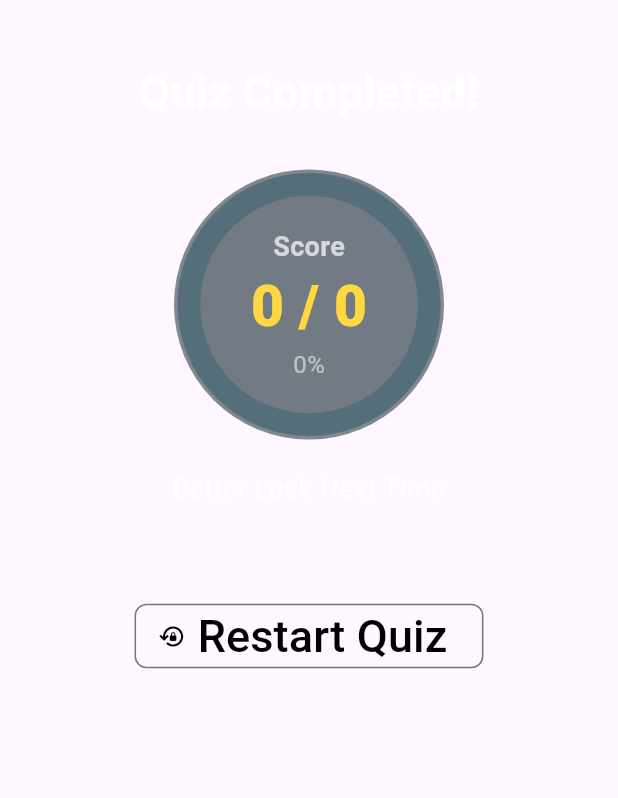
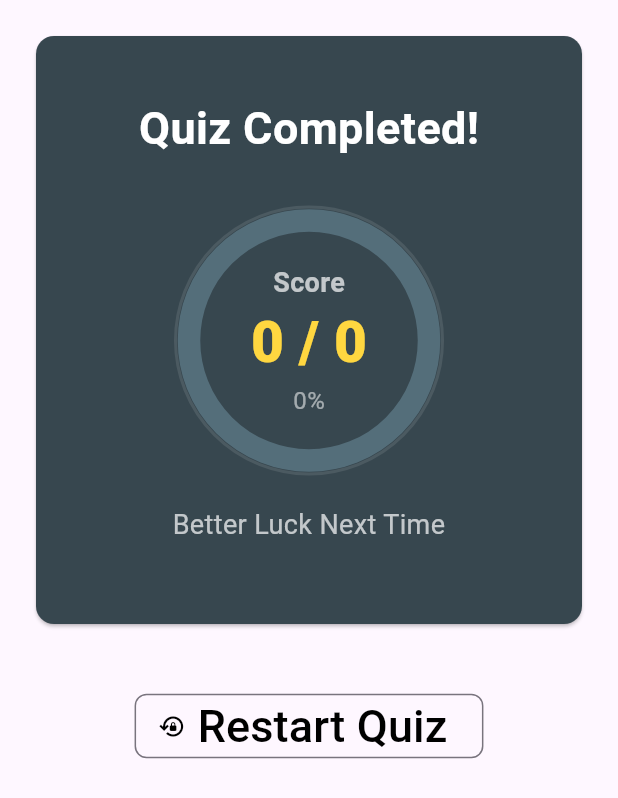
Before and after one commit to kumarvarun3834/ThinkFast, a Flutter app: the ResultScreen widget shown alone on an empty page, opened directly, on a phone screen of 412 x 824 dp. Shown: the top 798 px of the screen. Run offline on Flutter 3.47's test engine with Material 3 defaults, Android fonts, the phone set to English and light mode, and no system bars; our stand-ins replace cloud_firestore, firebase_core, google_fonts, google_sign_in; accounts and stored records are empty.

Commit message:
bug in scoring system

```diff
--- a/lib/result_screen.dart
+++ b/lib/result_screen.dart
@@ -9,7 +9,8 @@ class ResultScreen extends StatelessWidget {
   Widget build(BuildContext context) {
     List<Widget> resultData = [];
     print(global.quizResult);
-    int total_marks = 0;
+    print(global.quizData);
+    int totalMarks = 0;
 
     // Calculate total marks
     for (int i = 0; i < global.quizResult.length; i++) {
@@ -22,22 +23,30 @@ class ResultScreen extends StatelessWidget {
           selections.every((s) => answers.contains(s)) &&
           answers.every((a) => selections.contains(a));
 
-      total_marks += correct ? 4 : -1;
+      totalMarks += correct ? 4 : -1;
     }
 
     // Marks panel
     resultData.add(Container(
       alignment: Alignment.center,
       height: 400,
+      margin: const EdgeInsets.all(20),
+      child: Card(
+        color: Colors.blueGrey[800],
+        shape: RoundedRectangleBorder(borderRadius: BorderRadius.circular(12)),
+        child: Center(
           child: MarksPanel(
-        totalCorrectAnswers: total_marks,
-        totalQuestions: global.quizResult.length * 3,
+            totalCorrectAnswers: totalMarks,
+            totalQuestions: global.quizResult.length * 3
+          ),
+        ),
       ),
     ));
 
     // Restart button
     resultData.add(Container(
       alignment: Alignment.center,
+      margin: const EdgeInsets.symmetric(vertical: 20),
       child: OutlinedButton.icon(
         onPressed: () {
           Navigator.pushNamed(context, "/home");
@@ -48,7 +57,7 @@ class ResultScreen extends StatelessWidget {
             borderRadius: BorderRadius.circular(8),
           ),
         ),
-        icon: Icon(Icons.lock_reset_outlined),
+        icon: const Icon(Icons.lock_reset_outlined),
         label: TextContainer("Restart Quiz", Colors.black, 30),
       ),
     ));
@@ -61,78 +70,74 @@ class ResultScreen extends StatelessWidget {
       List<String> selections =
           (resultDataset["selection"] as List?)?.cast<String>() ?? [];
       List<String> answers =
-          (data["answer"] as List?)?.cast<String>() ?? [];
+          (data["answers"] as List?)?.cast<String>() ?? [];
 
-      List<Widget> selectionWidgets = [];
-      for (int y = 0; y < selections.length; y++) {
-        selectionWidgets.add(TextContainer(
-            "Selection ${y + 1}:",
-            answers.contains(selections[y]) ? Colors.green : Colors.red,
-            15));
-        selectionWidgets.add(TextContainer(selections[y], Colors.white, 15));
+      int marksObtained = 0;
+      if (selections.isEmpty) {
+        marksObtained = -1; // no selection
+      } else if (selections.length == answers.length &&
+          selections.every((s) => answers.contains(s))) {
+        marksObtained = 4; // all correct
+      } else {
+        marksObtained = -1; // wrong
+      }
+      totalMarks += marksObtained;
+
+
+      List<Widget> correctAnswerWidgets = [
+        TextContainer("Correct Answer(s):", Colors.white, 15, fontWeight: FontWeight.bold)
+      ];
+      for (var ans in answers) {
+        correctAnswerWidgets.add(TextContainer(ans, Colors.green, 15));
       }
 
-      int marksObtained = (answers.length == selections.length &&
-          selections.every((s) => answers.contains(s)))
-          ? 4
-          : -1;
+      List<Widget> selectionWidgets = [
+        TextContainer("Your Selection(s):", Colors.white, 15, fontWeight: FontWeight.bold)
+      ];
+      for (var sel in selections) {
+        bool isCorrect = answers.contains(sel);
+        selectionWidgets.add(TextContainer(sel, isCorrect ? Colors.green : Colors.red, 15));
+      }
 
       resultData.add(Container(
         margin: const EdgeInsets.all(20),
         width: double.infinity,
-        child: IntrinsicHeight(
-          child: Row(
-            mainAxisAlignment: MainAxisAlignment.start,
-            children: [
-              Container(
-                width: MediaQuery.of(context).size.width * 0.15,
+        child: Card(
           color: Colors.blueGrey[700],
-                child: Center(
-                  child: TextContainer(
-                    (i + 1).toString(),
-                    Colors.white70,
-                    20,
-                    fontWeight: FontWeight.bold,
-                  ),
-                ),
-              ),
-              Container(
-                width: MediaQuery.of(context).size.width * 0.7,
-                color: Colors.blueGrey[700],
-                padding: EdgeInsets.all(9),
+          shape: RoundedRectangleBorder(borderRadius: BorderRadius.circular(12)),
+          child: Padding(
+            padding: const EdgeInsets.all(10.0),
             child: Column(
-                  mainAxisAlignment: MainAxisAlignment.start,
               crossAxisAlignment: CrossAxisAlignment.stretch,
               children: [
-                    TextContainer("Question: ", Colors.white70, 20,
-                        fontWeight: FontWeight.bold),
-                    TextContainer(resultDataset["question"] as String? ?? "",
-                        Colors.white70, 15),
-                    TextContainer("Marks Obtained: ", Colors.white70, 18,
-                        fontWeight: FontWeight.bold),
-                    TextContainer("$marksObtained", Colors.white, 15),
-                    TextContainer("Choices Record: ", Colors.white, 15),
+                TextContainer("Q${i + 1}: ${resultDataset["question"] as String? ?? ""}",
+                    Colors.white70, 18, fontWeight: FontWeight.bold),
+                const SizedBox(height: 5),
+                TextContainer("Marks Obtained: $marksObtained", Colors.white, 16),
+                const SizedBox(height: 5),
                 Column(
-                      mainAxisAlignment: MainAxisAlignment.start,
-                      crossAxisAlignment: CrossAxisAlignment.stretch,
+                  crossAxisAlignment: CrossAxisAlignment.start,
+                  children: correctAnswerWidgets,
+                ),
+                const SizedBox(height: 5),
+                Column(
+                  crossAxisAlignment: CrossAxisAlignment.start,
                   children: selectionWidgets,
                 ),
               ],
             ),
           ),
-            ],
-          ),
         ),
       ));
     }
 
-    resultData.add(const SizedBox(height: 150));
+    resultData.add(const SizedBox(height: 50));
 
     return SingleChildScrollView(
       child: Column(
-          mainAxisAlignment: MainAxisAlignment.start,
           crossAxisAlignment: CrossAxisAlignment.stretch,
           children: resultData,
-        ));
+        ),
+    );
   }
 }
```
Lines whose indentation alone changed are shown as unchanged.
